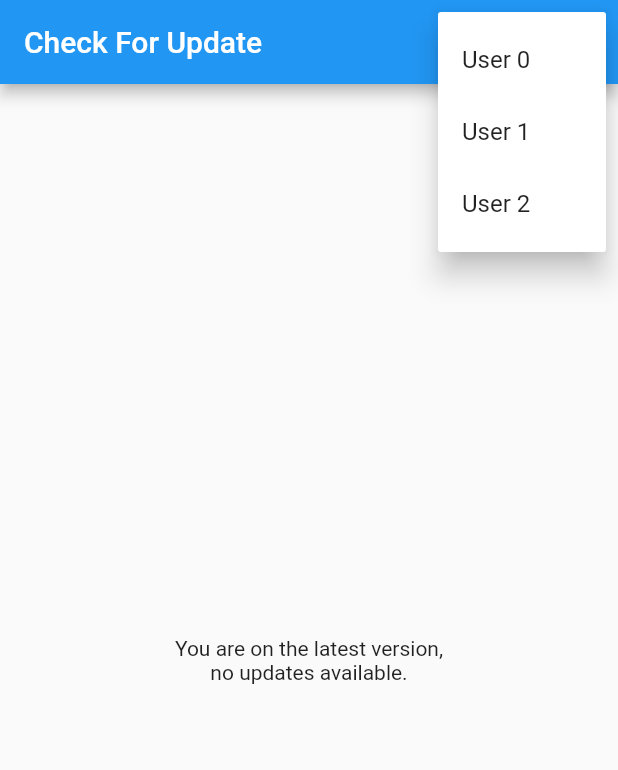
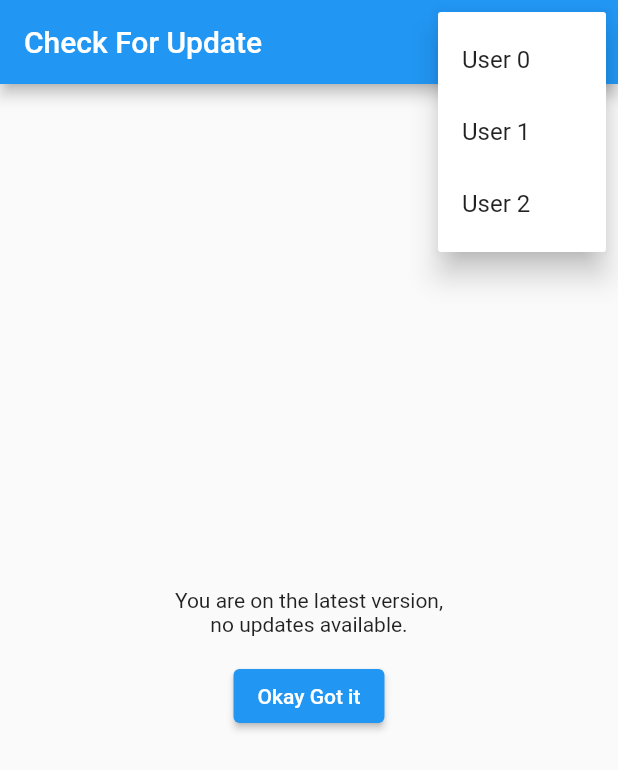
Before and after one commit to growthbook/examples, a Flutter app: the screen it shows after launch, after a tap on the "more vert" icon, on a phone screen of 412 x 824 dp. Shown: the top 770 px of the screen. Run offline on Flutter 3.47's test engine with Material 2 defaults, Android fonts, the phone set to English and light mode, and no system bars; missing offline and left inert: growthbook_sdk_flutter.

Commit message:
feat: added example for inline experiment

```diff
--- a/flutter_example/lib/main.dart
+++ b/flutter_example/lib/main.dart
@@ -5,7 +5,7 @@ import 'models/user.dart';
 
 Future<void> main() async {
   WidgetsFlutterBinding.ensureInitialized();
-  await ABTestService.instance.initialize();
+  await GrowthBookClient.instance.initialize();
   runApp(const MyApp());
 }
 
@@ -17,9 +17,11 @@ class MyApp extends StatefulWidget {
 }
 
 class _MyAppState extends State<MyApp> {
+  void _rebuild() => setState(() {});
+
   @override
   Widget build(BuildContext context) {
-    final theme = ABTestService.instance.getFeatureValue<String>(
+    final theme = GrowthBookClient.instance.getFeatureValue<String>(
       'user-theme-pref',
       defaultValue: 'light',
     );
@@ -49,22 +51,54 @@ class _MyHomePageState extends State<MyHomePage> {
     User.third(),
   ];
 
-  /// Updates the user attributes in [ABTestService] and re-builds this widget
+  /// Updates the user attributes in [GrowthBookClient] and re-builds this widget
   /// and the parent widget to reflect the result of feature flag for each user
   /// attribute variation.
   void updateUserAttributes(User user) {
-    ABTestService.instance.updateAttributes(user.toJson());
+    GrowthBookClient.instance.updateAttributes(user.toJson());
     setState(() {});
     final state = context.findAncestorStateOfType<_MyAppState>();
-    state?.setState(() {});
+    state?._rebuild();
+  }
+
+  ButtonStyle _buttonStyleFromVariant() {
+    final buttonType = GrowthBookClient.instance.getFeatureValue<String>(
+      'button-variant',
+      defaultValue: 'standard',
+    );
+
+    switch (buttonType) {
+      defaultLabel:
+      case 'standard':
+        return const ButtonStyle();
+
+      case 'stadium-bordered':
+        return ButtonStyle(
+          shape: MaterialStateProperty.all(const StadiumBorder()),
+        );
+
+      case 'rounded-rect':
+        return ButtonStyle(
+          shape: MaterialStateProperty.all(
+            RoundedRectangleBorder(
+              borderRadius: BorderRadius.circular(12),
+            ),
+          ),
+        );
+
+      default:
+        continue defaultLabel;
+    }
   }
 
   @override
   Widget build(BuildContext context) {
-    final update = ABTestService.instance.getFeatureValue<Map<String, dynamic>>(
+    final update =
+        GrowthBookClient.instance.getFeatureValue<Map<String, dynamic>>(
       'android-app-update',
       defaultValue: {},
     );
+
     return Scaffold(
       appBar: AppBar(
         title: const Text('Check For Update'),
@@ -99,19 +133,30 @@ class _MyHomePageState extends State<MyHomePage> {
                   height: 16,
                 ),
                 ElevatedButton(
-                  onPressed: () {
-                    ABTestService.instance.initialize();
-                  },
+                  style: _buttonStyleFromVariant(),
+                  onPressed: () {},
                   child: Text(
                     'Start ${update['updateType']}',
                   ),
                 )
               ] else
                 // If user is on latest version.
+                ...[
                 const Text(
                   'You are on the latest version,\nno updates available.',
                   textAlign: TextAlign.center,
                 ),
+                const SizedBox(
+                  height: 16,
+                ),
+                ElevatedButton(
+                  style: _buttonStyleFromVariant(),
+                  onPressed: () {},
+                  child: const Text(
+                    'Okay Got it',
+                  ),
+                )
+              ]
             ],
           ),
         ),
--- a/flutter_example/lib/models/user.dart
+++ b/flutter_example/lib/models/user.dart
@@ -1,10 +1,12 @@
 class User {
   final int buildNumber;
+  final String id;
   final List<String> roles;
 
   const User._({
     required this.buildNumber,
     required this.roles,
+    required this.id,
   });
 
   factory User.first() {
@@ -14,31 +16,35 @@ class User {
         'user',
         'tester',
       ],
+      id: 'abc-sdk-dkv',
     );
   }
 
   factory User.second() {
+    return const User._(
+      buildNumber: 20,
+      roles: [
+        'user',
+        'tester',
+      ],
+      id: 'cba-dsk-vdk',
+    );
+  }
+
+  factory User.third() {
     return const User._(
       buildNumber: 10,
       roles: [
         'user',
         'admin',
       ],
-    );
-  }
-
-  factory User.third() {
-    return const User._(
-      buildNumber: 20,
-      roles: [
-        'user',
-        'tester',
-      ],
+      id: 'bca-dks-dvk',
     );
   }
 
   Map<String, dynamic> toJson() => {
         'buildNumber': buildNumber,
         'roles': roles,
+        'id': id,
       };
 }
--- a/flutter_example/lib/services/ab-testing-services/ab_testing_service.dart
+++ b/flutter_example/lib/services/ab-testing-services/ab_testing_service.dart
@@ -1,26 +1,35 @@
 import 'dart:async';
+import 'dart:developer';
+import 'dart:io';
 
 import 'package:flutter_example/models/user.dart';
 import 'package:growthbook_sdk_flutter/growthbook_sdk_flutter.dart';
 
-import 'network_client.dart';
-
 /// A singleton service class wrapper around the [GrowthBookSDK].
-class ABTestService {
-  const ABTestService._();
-  static const ABTestService _instance = ABTestService._();
-  static ABTestService get instance => _instance;
+class GrowthBookClient {
+  const GrowthBookClient._();
+  static const GrowthBookClient _instance = GrowthBookClient._();
+  static GrowthBookClient get instance => _instance;
 
   static GrowthBookSDK? _sdkInstance;
 
   /// Initializes the [GrowthBookSDK] if not initialized.
   Future<void> initialize() async {
     _sdkInstance ??= await GBSDKBuilderApp(
-      client: const ABtestingServiceNetworkClient(),
-      apiKey: '<API_KEY>',
-      hostURL: '<HOST_URL>',
-      attributes: User.first().toJson(),
-      growthBookTrackingCallBack: (e, r) {},
+      hostURL: 'https://cdn.growthbook.io/',
+      apiKey: 'sdk-MpaolWIrCt1tjGgM',
+      attributes: {
+        if (Platform.isAndroid)
+          ...User.first().toJson()
+        else
+          ...User.second().toJson()
+      },
+      growthBookTrackingCallBack: (e, r) {
+        log("Viewed Experiment");
+        log("Experiment Id: ${e.key}");
+        log("Variation Id: ${r.variationID}");
+        log("Variation: ${r.value}");
+      },
     ).initialize();
   }
 
--- a/flutter_example/pubspec.yaml
+++ b/flutter_example/pubspec.yaml
@@ -10,7 +10,7 @@ environment:
 dependencies:
   flutter:
     sdk: flutter
-  growthbook_sdk_flutter: ^2.0.1+0
+  growthbook_sdk_flutter: ^2.1.0+0
 
 dev_dependencies:
   flutter_test:
@@ -19,5 +19,3 @@ dev_dependencies:
 
 flutter:
   uses-material-design: true
-  assets:
-    - asset/features.json
```
Also changed, not shown: flutter_example/asset/features.json (deleted, +0 -69 lines), flutter_example/lib/services/ab-testing-services/network_client.dart (deleted, +0 -24 lines), flutter_example/pubspec.lock, 2 other files.
